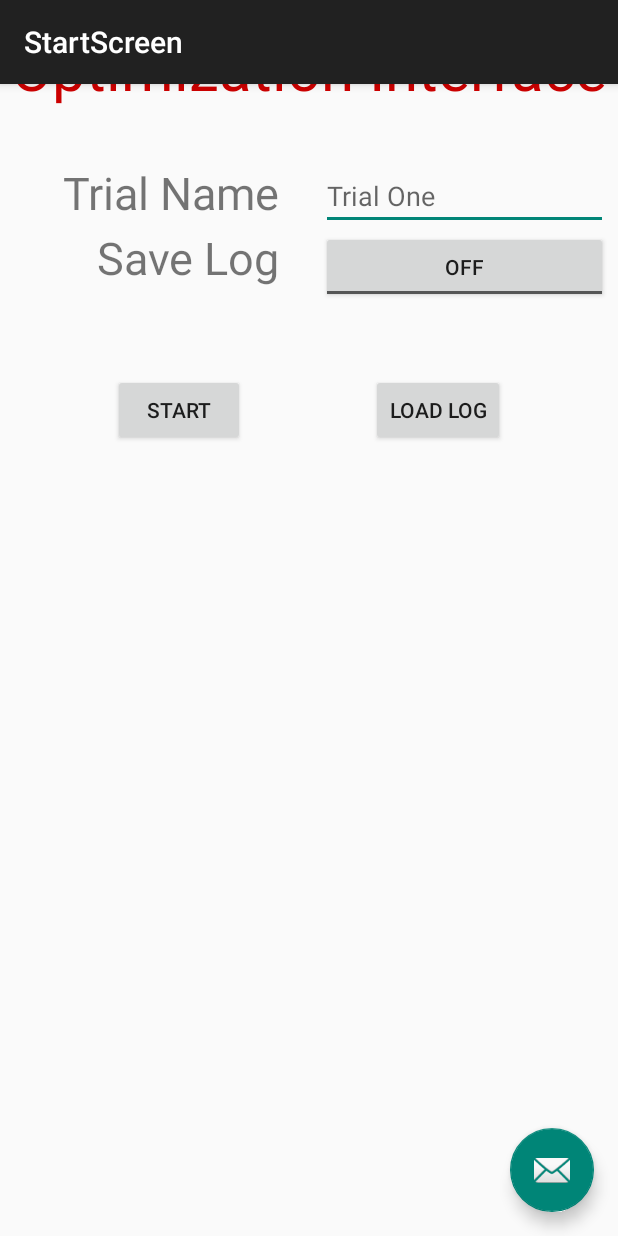
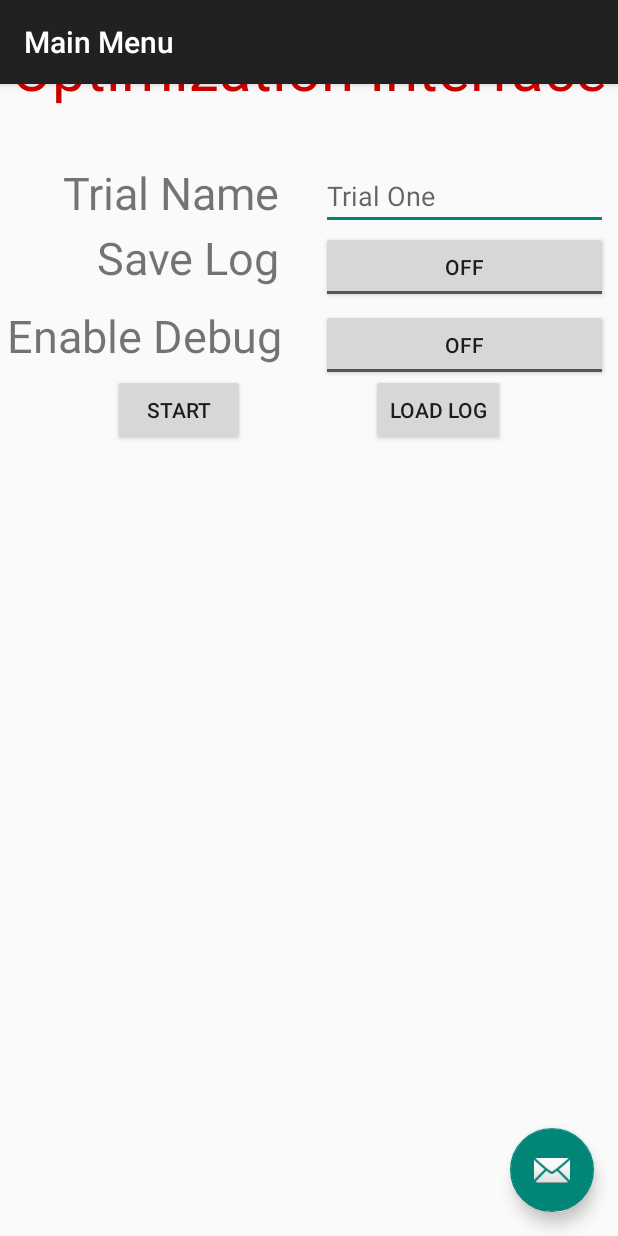
Before and after one commit to CarnegieMellonSolarRacing/AndroidApp, an Android app: the screen it shows after launch (StartScreen), on a phone screen of 412 x 824 dp. Run offline under Robolectric (Android 15) with nearby library versions, the phone set to English and light mode, and no system bars.

```diff
--- a/app/src/main/AndroidManifest.xml
+++ b/app/src/main/AndroidManifest.xml
@@ -26,7 +26,11 @@
         </activity>
         <activity
             android:name=".MainActivity"
-            android:label="@string/app_name">
+            android:label="@string/app_name"
+            android:parentActivityName=".StartScreen">
+            <meta-data
+                android:name="android.support.PARENT_ACTIVITY"
+                android:value="co.cmsr.optiandroid.StartScreen" />
             <intent-filter>
                 <action android:name="android.hardware.usb.action.USB_DEVICE_ATTACHED" />
             </intent-filter>
--- a/app/src/main/java/co/cmsr/optiandroid/DataManager.java
+++ b/app/src/main/java/co/cmsr/optiandroid/DataManager.java
@@ -139,12 +139,10 @@ public class DataManager {
                     ldp /* Local Data Packet */);
             dataRenderer.onPacketParsed(currentTime, boatData);
 
-            String boatDataJson = new LoggerPacket("UPDATE", currentTime, boatData).toJsonString();
             if (saveLog) {
+                String boatDataJson = new LoggerPacket("UPDATE", currentTime, boatData).toJsonString();
                 Logger.writeToFile(logName, boatDataJson + "\n");
             }
-
-            System.out.println("Received packet " + elapsedTime());
         }
     }
 
--- a/app/src/main/java/co/cmsr/optiandroid/StartScreen.java
+++ b/app/src/main/java/co/cmsr/optiandroid/StartScreen.java
@@ -13,7 +13,7 @@ import android.widget.ToggleButton;
 
 public class StartScreen extends AppCompatActivity {
     EditText nameField;
-    ToggleButton saveLogButton;
+    ToggleButton saveLogButton, enableDebugButton;
     Button startButton, loadLogButton;
 
     @Override
@@ -25,6 +25,7 @@ public class StartScreen extends AppCompatActivity {
 
         nameField = (EditText) findViewById(R.id.nameField);
         saveLogButton = (ToggleButton) findViewById(R.id.saveLogButton);
+        enableDebugButton = (ToggleButton) findViewById(R.id.enableDebugButton);
         startButton = (Button) findViewById(R.id.startButton);
         loadLogButton = (Button) findViewById(R.id.loadLogButton);
 
@@ -70,12 +71,14 @@ public class StartScreen extends AppCompatActivity {
     public void startButtonClicked(View view) {
         String name = nameField.getText().toString();
         boolean saveLog = saveLogButton.isChecked();
+        boolean debugEnabled = enableDebugButton.isChecked();
 
         enableButtons(false);
 
         Intent i = new Intent(getApplicationContext(), MainActivity.class);
         i.putExtra("trial_name", name);
         i.putExtra("save_log", saveLog);
+        i.putExtra("debug_enabled", debugEnabled);
         startActivity(i);
     }
 }
--- a/app/src/main/java/co/cmsr/optiandroid/renderers/BoatDataRenderer.java
+++ b/app/src/main/java/co/cmsr/optiandroid/renderers/BoatDataRenderer.java
@@ -150,6 +150,7 @@ public class BoatDataRenderer implements DataRenderer {
             motorDisplay.updateDisplay(dp.currentsCalibrated ? dp.motorCurrent : null);
             solarPanelATemperatureDisplay.updateDisplay(dp.panelATemperature);
             solarPanelBTemperatureDisplay.updateDisplay(dp.panelBTemperature);
+            speedDisplay.updateDisplay(dp.speed);
         }
     }
 }
--- a/app/src/main/java/co/cmsr/optiandroid/replay/LogReplayer.java
+++ b/app/src/main/java/co/cmsr/optiandroid/replay/LogReplayer.java
@@ -59,6 +59,7 @@ public class LogReplayer {
         final LineData batteryVoltagesData = batteryVoltages.getLineData();
         final LineData currentsData = currents.getLineData();
         for (LoggerPacket lp : loggerPackets) {
+            if (lp.type.equals("UPDATE") && lp.boatData != null) {
                 float time = lp.elapsedTime;
                 // Add to battery voltages.
                 batteryVoltagesData.addEntry(new Entry(time, (float) lp.boatData.batteryAVoltage), 0);
@@ -66,6 +67,7 @@ public class LogReplayer {
                 // Add to currents.
                 currentsData.addEntry(new Entry(time, (float) lp.boatData.solarPanelCurrent), 0);
                 currentsData.addEntry(new Entry(time, (float) lp.boatData.motorCurrent), 1);
+            }
         }
 
         Handler uiHandler = new Handler(Looper.getMainLooper());
--- a/app/src/main/res/layout/content_start_screen.xml
+++ b/app/src/main/res/layout/content_start_screen.xml
@@ -69,6 +69,7 @@
             app:layout_constraintRight_toLeftOf="@+id/centerline"
             android:layout_marginRight="19dp"
             android:layout_marginEnd="19dp" />
+
         <ToggleButton
             android:id="@+id/saveLogButton"
             android:layout_height="48dp"
@@ -78,6 +79,28 @@
             app:layout_constraintLeft_toLeftOf="@+id/centerline"
             app:layout_constraintRight_toRightOf="@+id/header"
             android:layout_marginStart="8dp" />
+
+        <TextView
+            android:id="@+id/enableDebugLabel"
+            android:layout_width="wrap_content"
+            android:layout_height="wrap_content"
+            android:layout_marginEnd="19dp"
+            android:layout_marginRight="18dp"
+            android:layout_marginTop="11dp"
+            android:text="Enable Debug"
+            android:textSize="30dp"
+            app:layout_constraintRight_toLeftOf="@+id/centerline"
+            app:layout_constraintTop_toBottomOf="@+id/saveLogLabel" />
+
+        <ToggleButton
+            android:id="@+id/enableDebugButton"
+            android:layout_width="0dp"
+            android:layout_height="48dp"
+            android:layout_marginLeft="8dp"
+            android:layout_marginStart="8dp"
+            app:layout_constraintBaseline_toBaselineOf="@+id/enableDebugLabel"
+            app:layout_constraintLeft_toLeftOf="@+id/centerline"
+            app:layout_constraintRight_toRightOf="@+id/header" />
 
         <Button
             android:id="@+id/startButton"
--- a/app/src/main/res/values/strings.xml
+++ b/app/src/main/res/values/strings.xml
@@ -1,8 +1,7 @@
 <resources>
     <string name="app_name">Android Opti</string>
 
-    <string name="hello_world">Hello world!</string>
     <string name="action_settings">Settings</string>
-    <string name="title_activity_start_screen">StartScreen</string>
-    <string name="title_activity_data_review">DataReviewActivity</string>
+    <string name="title_activity_start_screen">Main Menu</string>
+    <string name="title_activity_data_review">Log Replayer</string>
 </resources>
```
Also changed, not shown: app/src/main/java/co/cmsr/optiandroid/MainActivity.java (+5 -5 lines), app/src/main/java/co/cmsr/optiandroid/communication/DataProcessor.java (+17 -0 lines), app/src/main/java/co/cmsr/optiandroid/datastructures/DataProcessorConfig.java (+18 -1 lines), app/src/main/res/mipmap-hdpi/ic_launcher.png, app/src/main/res/mipmap-mdpi/ic_launcher.png, app/src/main/res/mipmap-xhdpi/ic_launcher.png, app/src/main/res/mipmap-xxhdpi/ic_launcher.png, app/src/main/res/mipmap-xxxhdpi/ic_launcher.png. Lines whose indentation alone changed are shown as unchanged.
